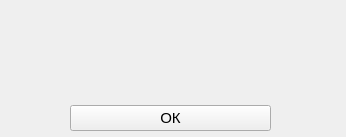
Above: ui/error.ui from flexyw1be/DentalProject before the change. Below: the same form after it.
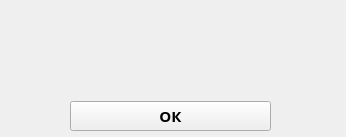
That is the form after the change.

Diff of the .ui file:
```diff
--- a/ui/error.ui
+++ b/ui/error.ui
@@ -62,8 +62,10 @@
         <widget class="QPushButton" name="accept_push_button">
          <property name="font">
           <font>
-           <family>Segoe UI</family>
+           <family>Segoe UI Semibold</family>
            <pointsize>11</pointsize>
+           <weight>75</weight>
+           <bold>true</bold>
           </font>
          </property>
          <property name="text">
```
